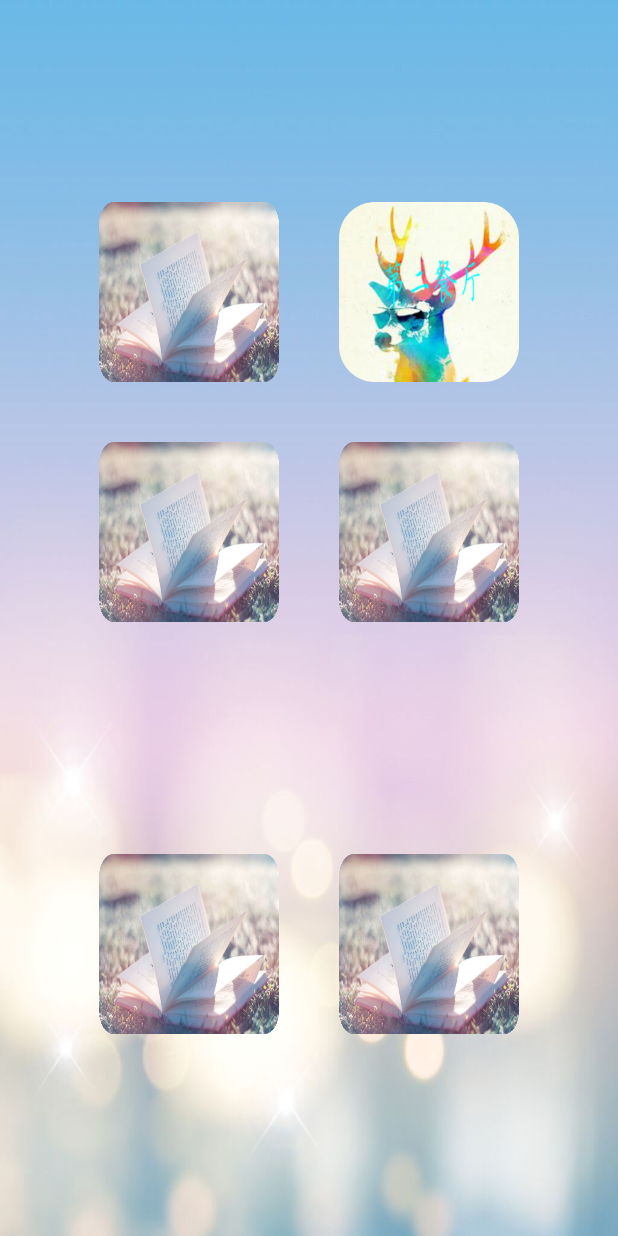
After one commit to imu-yangyuan/Food, an Android app: the AdminSelectActivity screen opened directly, with no data from a screen before it, on a phone screen of 412 x 824 dp. The commit adds this screen. Run offline under Robolectric (Android 15) with nearby library versions, the phone set to English and light mode, and no system bars; our stand-ins replace CircleImageView; libraries missing offline, so code that uses them is left out: com.loopj.android.

Commit message:
串起来。

```diff
--- /dev/null
+++ b/app/src/main/java/com/yuqian/food/UI/AdminSelectActivity.java
@@ -0,0 +1,95 @@
+package com.yuqian.food.UI;
+
+import android.app.Activity;
+import android.content.Intent;
+import android.os.Bundle;
+import android.support.annotation.Nullable;
+import android.view.View;
+import android.widget.ImageView;
+
+import com.loopj.android.http.RequestParams;
+import com.yuqian.food.Listener.Listener;
+import com.yuqian.food.R;
+import com.yuqian.food.model.Food;
+import com.yuqian.food.model.FoodListData;
+import com.yuqian.food.service.FoodService;
+
+import java.util.ArrayList;
+
+/**
+ * Created by yangy on 2017/4/14.
+ */
+
+public class AdminSelectActivity extends Activity implements View.OnClickListener{
+
+    @Override
+    protected void onCreate(@Nullable Bundle savedInstanceState) {
+        super.onCreate(savedInstanceState);
+        setContentView(R.layout.admin_select_activity);
+        ImageView iv_restaurant_1=(ImageView) findViewById(R.id.restaurant_1);
+        ImageView iv_restaurant_2=(ImageView) findViewById(R.id.restaurant_2);
+        ImageView iv_restaurant_3=(ImageView) findViewById(R.id.restaurant_3);
+        ImageView iv_restaurant_4=(ImageView) findViewById(R.id.restaurant_4);
+        ImageView iv_restaurant_5=(ImageView) findViewById(R.id.restaurant_5);
+        ImageView iv_addFood=(ImageView)findViewById(R.id.add_food);
+        iv_restaurant_1.setOnClickListener(this);
+        iv_restaurant_2.setOnClickListener(this);
+        iv_restaurant_3.setOnClickListener(this);
+        iv_restaurant_4.setOnClickListener(this);
+        iv_restaurant_5.setOnClickListener(this);
+        iv_addFood.setOnClickListener(this);
+
+    }
+
+    @Override
+    public void onClick(View v) {
+        switch (v.getId()){
+            case R.id.restaurant_1:{
+                showListFood(1);
+                break;
+            }
+            case R.id.restaurant_2:{
+                showListFood(2);
+                break;
+            }
+            case R.id.restaurant_3:{
+                showListFood(3);
+                break;
+            }
+            case R.id.restaurant_4:{
+                showListFood(4);
+                break;
+            }
+            case R.id.restaurant_5:{
+                showListFood(5);
+                break;
+            }
+            case R.id.add_food:{
+                Intent intent=new Intent(AdminSelectActivity.this,AddFoodActivity.class);
+                startActivity(intent);
+                break;
+            }
+        }
+    }
+    private void showListFood(Integer restaurantNum){
+        FoodService foodService=new FoodService();
+        RequestParams params=new RequestParams();
+        params.put("restaurantNum",restaurantNum);
+        foodService.get(AdminSelectActivity.this, "getFoodList.php", params, new Listener() {
+            @Override
+            public void onSuccess(Object object) {
+
+                Intent intent=new Intent(AdminSelectActivity.this,FoodListActivity.class);
+                FoodListData foodListData=(FoodListData)object;
+                ArrayList<Food> foods=foodListData.getFoods();
+                intent.putExtra("foods",foods);
+                startActivity(intent);
+            }
+
+            @Override
+            public void onFailure(String msg) {
+
+            }
+        });
+    }
+}
--- /dev/null
+++ b/app/src/main/res/layout/admin_select_activity.xml
@@ -0,0 +1,135 @@
+<?xml version="1.0" encoding="utf-8"?>
+<RelativeLayout xmlns:android="http://schemas.android.com/apk/res/android"
+    android:layout_width="match_parent"
+    android:layout_height="match_parent"
+    android:background="@drawable/bgc">
+
+    <LinearLayout
+        android:layout_width="match_parent"
+        android:layout_height="match_parent"
+        android:layout_alignParentStart="true"
+        android:layout_alignParentTop="true"
+        android:orientation="vertical">
+
+        <LinearLayout
+            android:layout_width="match_parent"
+            android:layout_height="match_parent"
+            android:layout_weight="1"
+            android:orientation="horizontal">
+
+            <RelativeLayout
+                android:layout_width="match_parent"
+                android:layout_height="match_parent"
+                android:layout_weight="1"
+                android:orientation="vertical">
+
+                <com.yuqian.food.viewUtil.XCRoundRectImageView
+                    android:id="@+id/restaurant_1"
+                    android:layout_width="120dp"
+                    android:layout_height="120dp"
+                    android:layout_alignParentBottom="true"
+                    android:layout_alignParentEnd="true"
+                    android:layout_marginBottom="20dp"
+                    android:layout_marginEnd="20dp"
+                    android:src="@drawable/userimage" />
+            </RelativeLayout>
+
+            <RelativeLayout
+                android:layout_width="match_parent"
+                android:layout_height="match_parent"
+                android:layout_weight="1"
+                android:orientation="vertical">
+
+                <com.yuqian.food.viewUtil.XCRoundRectImageView
+                    android:id="@+id/restaurant_2"
+                    android:layout_width="120dp"
+                    android:layout_height="120dp"
+                    android:layout_alignParentBottom="true"
+                    android:layout_alignParentStart="true"
+                    android:layout_marginBottom="20dp"
+                    android:layout_marginStart="20dp"
+                    android:src="@drawable/restaurant_2" />
+            </RelativeLayout>
+
+        </LinearLayout>
+
+
+        <LinearLayout
+            android:layout_width="match_parent"
+            android:layout_height="match_parent"
+            android:layout_weight="1"
+            android:orientation="horizontal">
+
+            <RelativeLayout
+                android:layout_width="match_parent"
+                android:layout_height="match_parent"
+                android:layout_weight="1">
+
+                <com.yuqian.food.viewUtil.XCRoundRectImageView
+                    android:id="@+id/restaurant_3"
+                    android:layout_width="120dp"
+                    android:layout_height="120dp"
+                    android:layout_alignParentEnd="true"
+                    android:layout_alignParentTop="true"
+                    android:layout_marginEnd="20dp"
+                    android:layout_marginTop="20dp"
+                    android:src="@drawable/userimage" />
+            </RelativeLayout>
+
+            <RelativeLayout
+                android:layout_width="match_parent"
+                android:layout_height="match_parent"
+                android:layout_weight="1">
+
+                <com.yuqian.food.viewUtil.XCRoundRectImageView
+                    android:id="@+id/restaurant_4"
+                    android:layout_width="120dp"
+                    android:layout_height="120dp"
+                    android:layout_alignParentStart="true"
+                    android:layout_alignParentTop="true"
+                    android:layout_marginStart="20dp"
+                    android:layout_marginTop="20dp"
+                    android:src="@drawable/userimage" />
+            </RelativeLayout>
+        </LinearLayout>
+        <LinearLayout
+            android:layout_width="match_parent"
+            android:layout_height="match_parent"
+            android:layout_weight="1"
+            android:orientation="horizontal">
+
+            <RelativeLayout
+                android:layout_width="match_parent"
+                android:layout_height="match_parent"
+                android:layout_weight="1">
+
+                <com.yuqian.food.viewUtil.XCRoundRectImageView
+                    android:id="@+id/restaurant_5"
+                    android:layout_width="120dp"
+                    android:layout_height="120dp"
+                    android:layout_alignParentEnd="true"
+                    android:layout_alignParentTop="true"
+                    android:layout_marginEnd="20dp"
+                    android:layout_marginTop="20dp"
+                    android:src="@drawable/userimage" />
+            </RelativeLayout>
+
+            <RelativeLayout
+                android:layout_width="match_parent"
+                android:layout_height="match_parent"
+                android:layout_weight="1">
+
+                <com.yuqian.food.viewUtil.XCRoundRectImageView
+                    android:id="@+id/add_food"
+                    android:layout_width="120dp"
+                    android:layout_height="120dp"
+                    android:layout_alignParentStart="true"
+                    android:layout_alignParentTop="true"
+                    android:layout_marginStart="20dp"
+                    android:layout_marginTop="20dp"
+                    android:src="@drawable/userimage" />
+            </RelativeLayout>
+        </LinearLayout>
+    </LinearLayout>
+
+</RelativeLayout>
```
Also changed, not shown: app/src/main/AndroidManifest.xml (+4 -4 lines), app/src/main/java/com/yuqian/food/UI/AddFoodActivity.java (+12 -0 lines), app/src/main/java/com/yuqian/food/UI/LoginActivity.java (+121 -3 lines), app/src/main/java/com/yuqian/food/UI/MainActivity.java (deleted, +0 -125 lines), app/src/main/java/com/yuqian/food/UI/WeclomeActivity.java (added, +42 -0 lines), app/src/main/java/com/yuqian/food/model/UserModel.java (+10 -7 lines), app/src/main/res/layout/activity_weclome.xml (added, +13 -0 lines), app/src/main/res/layout/login.xml (+6 -6 lines), app/src/main/res/drawable/logo.jpg (added), app/src/main/res/drawable/weclome.jpg (added).
